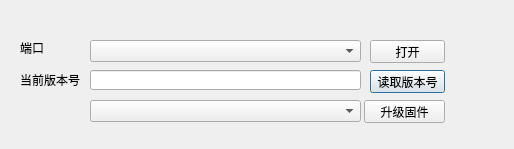
Old version of the form dialog.ui in the repository yangang123/QtSerialUploader.
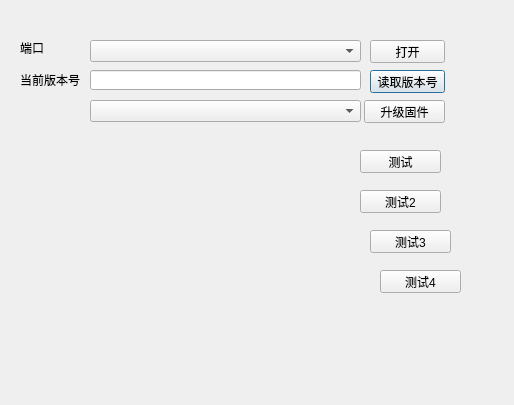
New version of the form.

Diff of the .ui file:
```diff
--- a/dialog.ui
+++ b/dialog.ui
@@ -7,7 +7,7 @@
     <x>0</x>
     <y>0</y>
     <width>514</width>
-    <height>149</height>
+    <height>405</height>
    </rect>
   </property>
   <property name="windowTitle">
@@ -108,6 +108,58 @@
     </rect>
    </property>
   </widget>
+  <widget class="QPushButton" name="test_button">
+   <property name="geometry">
+    <rect>
+     <x>360</x>
+     <y>150</y>
+     <width>81</width>
+     <height>23</height>
+    </rect>
+   </property>
+   <property name="text">
+    <string>测试</string>
+   </property>
+  </widget>
+  <widget class="QPushButton" name="test_button_2">
+   <property name="geometry">
+    <rect>
+     <x>360</x>
+     <y>190</y>
+     <width>81</width>
+     <height>23</height>
+    </rect>
+   </property>
+   <property name="text">
+    <string>测试2</string>
+   </property>
+  </widget>
+  <widget class="QPushButton" name="test_button_3">
+   <property name="geometry">
+    <rect>
+     <x>370</x>
+     <y>230</y>
+     <width>81</width>
+     <height>23</height>
+    </rect>
+   </property>
+   <property name="text">
+    <string>测试3</string>
+   </property>
+  </widget>
+  <widget class="QPushButton" name="test_button_4">
+   <property name="geometry">
+    <rect>
+     <x>380</x>
+     <y>270</y>
+     <width>81</width>
+     <height>23</height>
+    </rect>
+   </property>
+   <property name="text">
+    <string>测试4</string>
+   </property>
+  </widget>
  </widget>
  <layoutdefault spacing="6" margin="11"/>
  <resources/>
```
